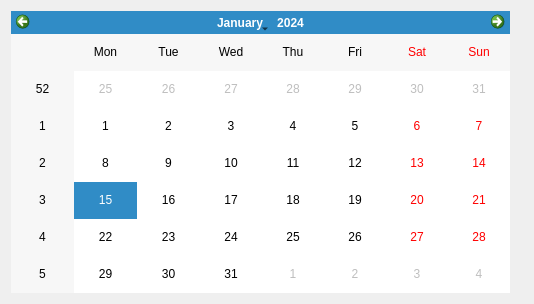
First picture: the form in window.ui, repository jesper/trippy, before the edit.
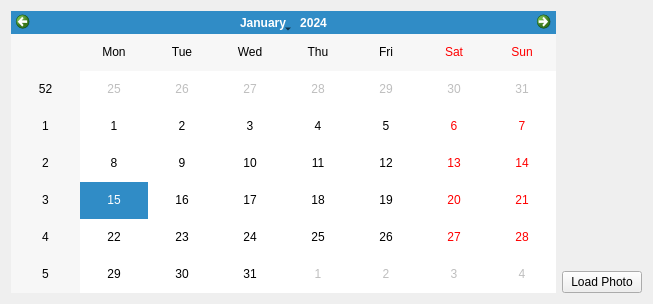
Second picture: the form after the edit. Icons and pictures are not drawn.

Commit message: Added filedialog to load an image, added another test image.

```diff
--- a/window.ui
+++ b/window.ui
@@ -5,7 +5,7 @@
    <rect>
     <x>0</x>
     <y>0</y>
-    <width>534</width>
+    <width>653</width>
     <height>304</height>
    </rect>
   </property>
@@ -21,7 +21,9 @@
     </layout>
    </item>
    <item>
-    <widget class="QLabel" name="label" >
+    <layout class="QVBoxLayout" name="verticalLayout_2" >
+     <item>
+      <widget class="QLabel" name="l_photo" >
      <property name="text" >
       <string/>
      </property>
@@ -29,6 +31,15 @@
       <pixmap>picture.jpg</pixmap>
      </property>
     </widget>
+     </item>
+     <item>
+      <widget class="QPushButton" name="pb_loadPhoto" >
+       <property name="text" >
+        <string>Load Photo</string>
+       </property>
+      </widget>
+     </item>
+    </layout>
    </item>
   </layout>
  </widget>
```
Lines whose indentation alone changed are shown as unchanged. The commit also changes 6 other files.
